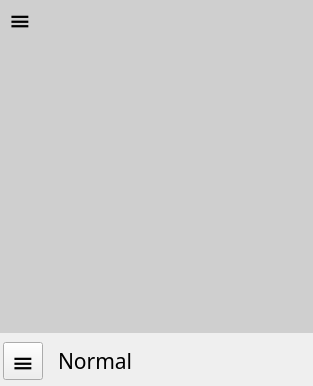
This is template/mainwindow.ui in cmh1027/calculator as Qt 5 draws it before an edit. The edited form follows.
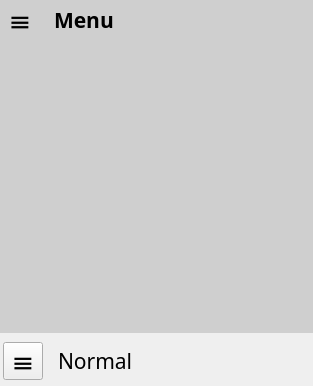
This is the edited form.

Patch:
```diff
--- a/template/mainwindow.ui
+++ b/template/mainwindow.ui
@@ -74,13 +74,13 @@
             <height>332</height>
            </rect>
           </property>
-          <widget class="QToolButton" name="menuCloseButton">
+          <widget class="QWidget" name="menuTitleWidget" native="true">
            <property name="geometry">
             <rect>
              <x>0</x>
              <y>0</y>
-             <width>40</width>
-             <height>38</height>
+             <width>200</width>
+             <height>40</height>
             </rect>
            </property>
            <property name="sizePolicy">
@@ -89,6 +89,42 @@
              <verstretch>0</verstretch>
             </sizepolicy>
            </property>
+           <property name="minimumSize">
+            <size>
+             <width>200</width>
+             <height>40</height>
+            </size>
+           </property>
+           <property name="maximumSize">
+            <size>
+             <width>200</width>
+             <height>40</height>
+            </size>
+           </property>
+           <layout class="QHBoxLayout" name="horizontalLayout_2">
+            <property name="spacing">
+             <number>14</number>
+            </property>
+            <property name="leftMargin">
+             <number>0</number>
+            </property>
+            <property name="topMargin">
+             <number>0</number>
+            </property>
+            <property name="rightMargin">
+             <number>0</number>
+            </property>
+            <property name="bottomMargin">
+             <number>0</number>
+            </property>
+            <item>
+             <widget class="QToolButton" name="menuCloseButton">
+              <property name="sizePolicy">
+               <sizepolicy hsizetype="Fixed" vsizetype="Fixed">
+                <horstretch>0</horstretch>
+                <verstretch>0</verstretch>
+               </sizepolicy>
+              </property>
            <property name="maximumSize">
             <size>
              <width>40</width>
@@ -113,6 +149,24 @@
            <property name="text">
             <string>≡</string>
            </property>
+             </widget>
+            </item>
+            <item>
+             <widget class="QLabel" name="menuTitleLabel">
+              <property name="font">
+               <font>
+                <family>맑은 고딕</family>
+                <pointsize>16</pointsize>
+                <weight>75</weight>
+                <bold>true</bold>
+               </font>
+              </property>
+              <property name="text">
+               <string>Menu</string>
+              </property>
+             </widget>
+            </item>
+           </layout>
           </widget>
          </widget>
         </widget>
```
Lines whose indentation alone changed are shown as unchanged.
